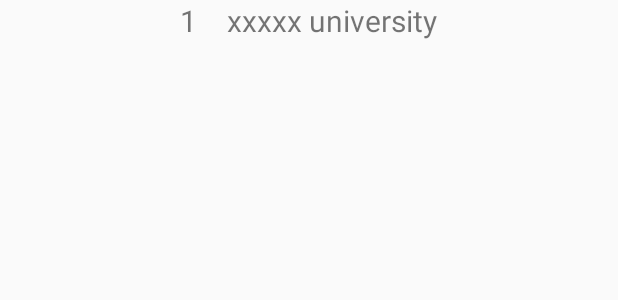
After one commit to leo9081/CMPE277Final, an Android app: the layout listview_puv.xml on its own in the app's theme, with its tools: preview values and no code run, on a phone screen of 412 x 824 dp. The commit adds this screen. Shown: the top 300 px of the screen. Run offline under Robolectric (Android 15) with nearby library versions, the light colour scheme and no system bars.

Commit message:
Projct update

```diff
--- a/app/src/main/AndroidManifest.xml
+++ b/app/src/main/AndroidManifest.xml
@@ -38,6 +38,9 @@
         <activity android:name=".ui.university.UniversityDetailActivity" />
 
 
+        <meta-data
+            android:name="com.google.android.geo.API_KEY"
+            android:value="@string/google_maps_key" />
     </application>
 
 
--- /dev/null
+++ b/app/src/main/res/layout/listview_puv.xml
@@ -0,0 +1,23 @@
+<?xml version="1.0" encoding="utf-8"?>
+<LinearLayout xmlns:android="http://schemas.android.com/apk/res/android"
+    android:orientation="horizontal"
+    android:layout_width="match_parent"
+    android:layout_height="match_parent"
+    android:gravity="center_horizontal">
+
+    <TextView
+        android:id="@+id/index"
+        android:layout_width="wrap_content"
+        android:layout_height="wrap_content"
+        android:layout_marginRight="20dp"
+        android:textSize="20dp"
+        android:text="1"/>
+
+    <TextView
+        android:id="@+id/name"
+        android:layout_width="wrap_content"
+        android:layout_height="wrap_content"
+        android:textSize="20dp"
+        android:text="xxxxx university"/>
+
+</LinearLayout>
--- a/app/src/main/res/values/google_maps_api.xml
+++ b/app/src/main/res/values/google_maps_api.xml
@@ -1,5 +1,5 @@
 <?xml version="1.0" encoding="utf-8"?>
 <resources>
 
-    <string name="google_maps_key" templateMergeStrategy="preserve" translatable="false"></string>
+    <string name="google_maps_key" templateMergeStrategy="preserve" translatable="false" >AIzaSyBClNZRbFwkOQcG8Y8vo3pjyep_xCBWvTU</string>
 </resources>
--- a/app/src/main/res/values/strings.xml
+++ b/app/src/main/res/values/strings.xml
@@ -39,6 +39,7 @@
     <string name="menu_map">Map</string>
     <string name="menu_university">Universities</string>
     <string name="university_list">Universities</string>
+    <string name="eva">Student ratings and comments provide one source of data for review and promotion committees: The student perspective at a particular moment in time, at the end of the course. While students don’t know at this point how they’ll use what they learned or how they’ll view the course after they’ve graduated, course evaluation data are still useful, because students are experts in evaluating their experience and perceptions as learners. It is important also to provide a means for students to have a voice and for faculty to remain accountable to their students.</string>
 
 
 </resources>
```
Also changed, not shown: app/src/main/java/com/example/lab2_digitalidcard/ui/card/CardFragment.java (+109 -3 lines), app/src/main/java/com/example/lab2_digitalidcard/ui/card/PersonalUVListAdapter.java (added, +53 -0 lines), app/src/main/res/layout/fragment_card.xml (+27 -0 lines), app/src/main/res/mipmap-hdpi/idcard.jpg (added).
